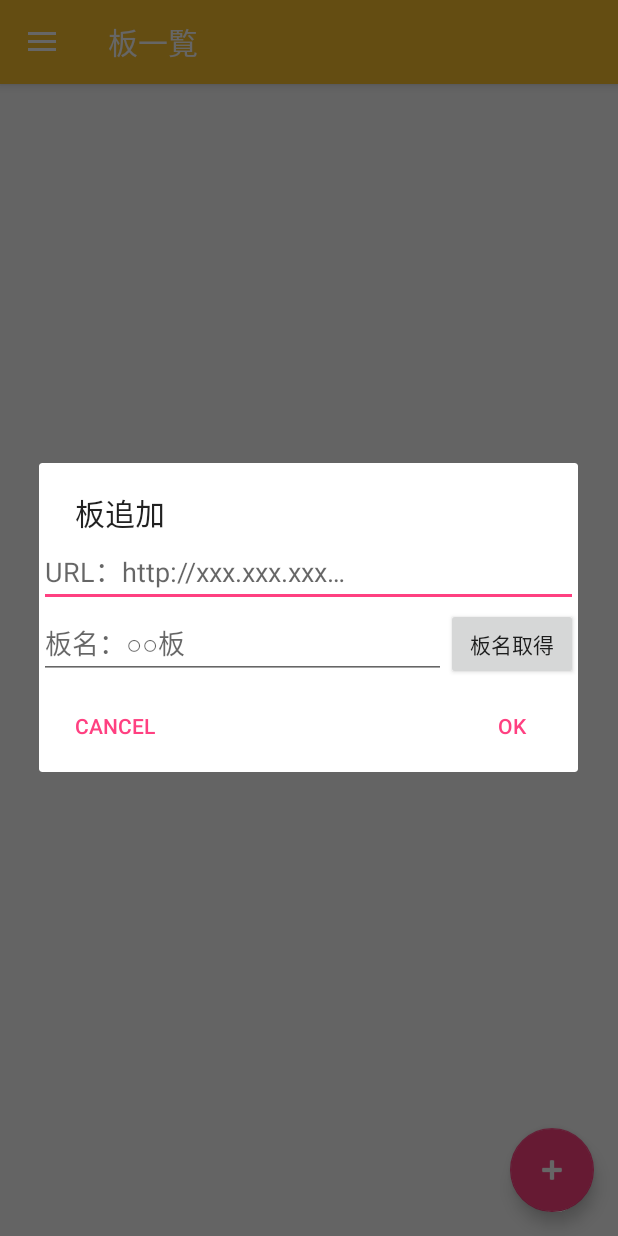
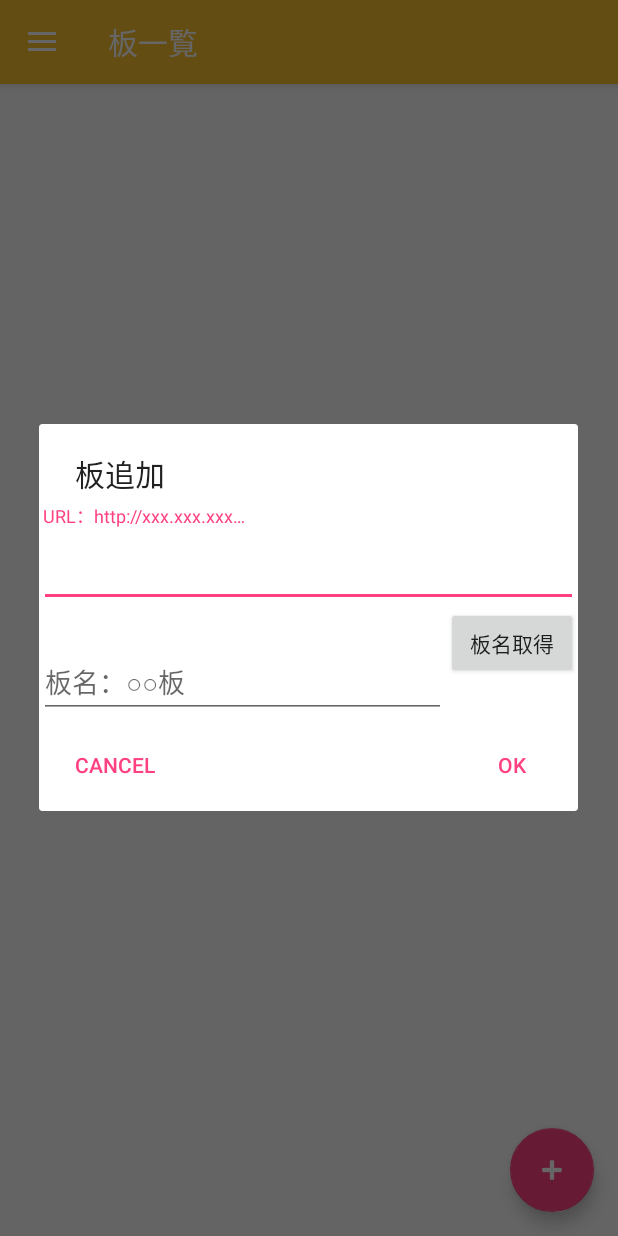
Before and after one commit to hyota/AsciiArtBoardReader, an Android app: the screen it shows after launch (MainActivity), after a tap on an icon or button, on a phone screen of 412 x 824 dp. Run offline under Robolectric (Android 15) with nearby library versions, the phone set to English and light mode, and no system bars; our stand-ins replace Dagger/Hilt's generated code, Room's generated code, Timber, data binding; libraries missing offline, so code that uses them is left out: com.facebook.stetho, com.jakewharton.threetenabp, lombok.extern.slf4j, uk.co.chrisjenx; 9 statements that could not run were skipped.

Commit message:
・レイアウト修正

```diff
--- /dev/null
+++ b/app/src/main/java/com/github/hyota/asciiartboardreader/ui/view/FloatLabelLayout.java
@@ -0,0 +1,260 @@
+package com.github.hyota.asciiartboardreader.ui.view;
+
+/*
+ * Copyright 2014 Chris Banes
+ *
+ * Licensed under the Apache License, Version 2.0 (the "License");
+ * you may not use this file except in compliance with the License.
+ * You may obtain a copy of the License at
+ *
+ *    http://www.apache.org/licenses/LICENSE-2.0
+ *
+ * Unless required by applicable law or agreed to in writing, software
+ * distributed under the License is distributed on an "AS IS" BASIS,
+ * WITHOUT WARRANTIES OR CONDITIONS OF ANY KIND, either express or implied.
+ * See the License for the specific language governing permissions and
+ * limitations under the License.
+ */
+
+import android.content.Context;
+import android.content.res.TypedArray;
+import android.os.Build;
+import android.text.Editable;
+import android.text.TextUtils;
+import android.text.TextWatcher;
+import android.util.AttributeSet;
+import android.util.TypedValue;
+import android.view.View;
+import android.view.ViewGroup;
+import android.view.animation.AnimationUtils;
+import android.view.animation.Interpolator;
+import android.widget.EditText;
+import android.widget.LinearLayout;
+import android.widget.TextView;
+
+import androidx.core.view.ViewCompat;
+import androidx.core.view.ViewPropertyAnimatorListenerAdapter;
+
+import com.github.hyota.asciiartboardreader.R;
+
+/**
+ * Layout which an {@link android.widget.EditText} to show a floating label when the hint is hidden
+ * due to the user inputting text.
+ *
+ * @see <a href="https://dribbble.com/shots/1254439--GIF-Mobile-Form-Interaction">Matt D. Smith on Dribble</a>
+ * @see <a href="http://bradfrostweb.com/blog/post/float-label-pattern/">Brad Frost's blog post</a>
+ */
+public class FloatLabelLayout extends LinearLayout {
+
+    private static final long ANIMATION_DURATION = 150;
+
+    private static final float DEFAULT_LABEL_PADDING_LEFT = 3f;
+    private static final float DEFAULT_LABEL_PADDING_TOP = 4f;
+    private static final float DEFAULT_LABEL_PADDING_RIGHT = 3f;
+    private static final float DEFAULT_LABEL_PADDING_BOTTOM = 4f;
+
+    private EditText mEditText;
+    private TextView mLabel;
+
+    private CharSequence mHint;
+    private Interpolator mInterpolator;
+
+    public FloatLabelLayout(Context context) {
+        this(context, null);
+    }
+
+    public FloatLabelLayout(Context context, AttributeSet attrs) {
+        this(context, attrs, 0);
+    }
+
+    public FloatLabelLayout(Context context, AttributeSet attrs, int defStyle) {
+        super(context, attrs, defStyle);
+
+        setOrientation(VERTICAL);
+
+        final TypedArray a = context.obtainStyledAttributes(attrs, R.styleable.FloatLabelLayout);
+
+        int leftPadding = a.getDimensionPixelSize(
+                R.styleable.FloatLabelLayout_floatLabelPaddingLeft,
+                dipsToPix(DEFAULT_LABEL_PADDING_LEFT));
+        int topPadding = a.getDimensionPixelSize(
+                R.styleable.FloatLabelLayout_floatLabelPaddingTop,
+                dipsToPix(DEFAULT_LABEL_PADDING_TOP));
+        int rightPadding = a.getDimensionPixelSize(
+                R.styleable.FloatLabelLayout_floatLabelPaddingRight,
+                dipsToPix(DEFAULT_LABEL_PADDING_RIGHT));
+        int bottomPadding = a.getDimensionPixelSize(
+                R.styleable.FloatLabelLayout_floatLabelPaddingBottom,
+                dipsToPix(DEFAULT_LABEL_PADDING_BOTTOM));
+        mHint = a.getText(R.styleable.FloatLabelLayout_floatLabelHint);
+
+        mLabel = new TextView(context);
+        mLabel.setPadding(leftPadding, topPadding, rightPadding, bottomPadding);
+        mLabel.setVisibility(INVISIBLE);
+        mLabel.setText(mHint);
+        mLabel.setPivotX(0f);
+        mLabel.setPivotY(0f);
+
+        mLabel.setTextAppearance(context,
+                a.getResourceId(R.styleable.FloatLabelLayout_floatLabelTextAppearance,
+                        android.R.style.TextAppearance_Small));
+        a.recycle();
+
+        addView(mLabel, LayoutParams.WRAP_CONTENT, LayoutParams.WRAP_CONTENT);
+
+        mInterpolator = AnimationUtils.loadInterpolator(context,
+                Build.VERSION.SDK_INT >= Build.VERSION_CODES.LOLLIPOP
+                        ? android.R.interpolator.fast_out_slow_in
+                        : android.R.anim.decelerate_interpolator);
+    }
+
+    @Override
+    public final void addView(View child, int index, ViewGroup.LayoutParams params) {
+        if (child instanceof EditText) {
+            setEditText((EditText) child);
+        }
+
+        // Carry on adding the View...
+        super.addView(child, index, params);
+    }
+
+    private void setEditText(EditText editText) {
+        // If we already have an EditText, throw an exception
+        if (mEditText != null) {
+            throw new IllegalArgumentException("We already have an EditText, can only have one");
+        }
+        mEditText = editText;
+
+        // Update the label visibility with no animation
+        updateLabelVisibility(false);
+
+        // Add a TextWatcher so that we know when the text input has changed
+        mEditText.addTextChangedListener(new TextWatcher() {
+            @Override
+            public void afterTextChanged(Editable s) {
+                updateLabelVisibility(true);
+            }
+
+            @Override
+            public void beforeTextChanged(CharSequence s, int start, int count, int after) {
+            }
+
+            @Override
+            public void onTextChanged(CharSequence s, int start, int before, int count) {
+            }
+        });
+
+        // Add focus listener to the EditText so that we can notify the label that it is activated.
+        // Allows the use of a ColorStateList for the text color on the label
+        mEditText.setOnFocusChangeListener((view, focused) -> updateLabelVisibility(true));
+
+        // If we do not have a valid hint, try and retrieve it from the EditText
+        if (TextUtils.isEmpty(mHint)) {
+            setHint(mEditText.getHint());
+        }
+    }
+
+    private void updateLabelVisibility(boolean animate) {
+        boolean hasText = !TextUtils.isEmpty(mEditText.getText());
+        boolean isFocused = mEditText.isFocused();
+
+        mLabel.setActivated(isFocused);
+
+        if (hasText || isFocused) {
+            // We should be showing the label so do so if it isn't already
+            if (mLabel.getVisibility() != VISIBLE) {
+                showLabel(animate);
+            }
+        } else {
+            // We should not be showing the label so hide it
+            if (mLabel.getVisibility() == VISIBLE) {
+                hideLabel(animate);
+            }
+        }
+    }
+
+    /**
+     * @return the {@link android.widget.EditText} text input
+     */
+    public EditText getEditText() {
+        return mEditText;
+    }
+
+    /**
+     * @return the {@link android.widget.TextView} label
+     */
+    public TextView getLabel() {
+        return mLabel;
+    }
+
+    /**
+     * Set the hint to be displayed in the floating label
+     */
+    public void setHint(CharSequence hint) {
+        mHint = hint;
+        mLabel.setText(hint);
+    }
+
+    /**
+     * Show the label
+     */
+    private void showLabel(boolean animate) {
+        if (animate) {
+            mLabel.setVisibility(View.VISIBLE);
+            mLabel.setTranslationY(mLabel.getHeight());
+
+            float scale = mEditText.getTextSize() / mLabel.getTextSize();
+            mLabel.setScaleX(scale);
+            mLabel.setScaleY(scale);
+
+            ViewCompat.animate(mLabel)
+                    .translationY(0f)
+                    .scaleY(1f)
+                    .scaleX(1f)
+                    .setDuration(ANIMATION_DURATION)
+                    .setListener(null)
+                    .setInterpolator(mInterpolator).start();
+        } else {
+            mLabel.setVisibility(VISIBLE);
+        }
+
+        mEditText.setHint(null);
+    }
+
+    /**
+     * Hide the label
+     */
+    private void hideLabel(boolean animate) {
+        if (animate) {
+            float scale = mEditText.getTextSize() / mLabel.getTextSize();
+            mLabel.setScaleX(1f);
+            mLabel.setScaleY(1f);
+            mLabel.setTranslationY(0f);
+
+            ViewCompat.animate(mLabel)
+                    .translationY(mLabel.getHeight())
+                    .setDuration(ANIMATION_DURATION)
+                    .scaleX(scale)
+                    .scaleY(scale)
+                    .setListener(new ViewPropertyAnimatorListenerAdapter() {
+                        @Override
+                        public void onAnimationEnd(View view) {
+                            mLabel.setVisibility(INVISIBLE);
+                            mEditText.setHint(mHint);
+                        }
+                    })
+                    .setInterpolator(mInterpolator).start();
+        } else {
+            mLabel.setVisibility(INVISIBLE);
+            mEditText.setHint(mHint);
+        }
+    }
+
+    /**
+     * Helper method to convert dips to pixels.
+     */
+    private int dipsToPix(float dps) {
+        return (int) TypedValue.applyDimension(TypedValue.COMPLEX_UNIT_DIP, dps,
+                getResources().getDisplayMetrics());
+    }
+}
--- /dev/null
+++ b/app/src/main/res/color/float_label.xml
@@ -0,0 +1,10 @@
+<?xml version="1.0" encoding="utf-8"?>
+<selector xmlns:android="http://schemas.android.com/apk/res/android">
+
+    <!-- The color when activated/focused (usually your app's accent color) -->
+    <item android:color="@color/colorAccent" android:state_activated="true" />
+
+    <!-- The color when not activated/focused (usually android:textColorSecondary) -->
+    <item android:color="@android:color/secondary_text_dark" />
+
+</selector>
--- a/app/src/main/res/layout/dialog_bbs_add.xml
+++ b/app/src/main/res/layout/dialog_bbs_add.xml
@@ -1,5 +1,6 @@
 <?xml version="1.0" encoding="utf-8"?>
-<layout xmlns:android="http://schemas.android.com/apk/res/android">
+<layout xmlns:android="http://schemas.android.com/apk/res/android"
+    xmlns:app="http://schemas.android.com/apk/res-auto">
 
     <data>
 
@@ -17,6 +18,11 @@
         android:layout_marginBottom="@dimen/activity_vertical_margin"
         android:orientation="vertical">
 
+        <com.github.hyota.asciiartboardreader.ui.view.FloatLabelLayout
+            android:layout_width="match_parent"
+            android:layout_height="wrap_content"
+            app:floatLabelTextAppearance="@style/TextAppearance.FloatLabel">
+
             <EditText
                 android:id="@+id/inputUrl"
                 android:layout_width="match_parent"
@@ -24,19 +30,27 @@
                 android:hint="@string/bbs_add_edit_url_hint"
                 android:inputType="text"
                 android:text="@{viewModel.url}" />
+        </com.github.hyota.asciiartboardreader.ui.view.FloatLabelLayout>
 
         <LinearLayout
             android:layout_width="match_parent"
-            android:layout_height="wrap_content">
+            android:layout_height="wrap_content"
+            android:orientation="horizontal">
+
+            <com.github.hyota.asciiartboardreader.ui.view.FloatLabelLayout
+                android:layout_width="0dp"
+                android:layout_height="wrap_content"
+                android:layout_weight="1"
+                app:floatLabelTextAppearance="@style/TextAppearance.FloatLabel">
 
                 <EditText
                     android:id="@+id/inputTitle"
-                android:layout_width="0dp"
+                    android:layout_width="match_parent"
                     android:layout_height="wrap_content"
-                android:layout_weight="1"
                     android:hint="@string/bbs_add_edit_title_hint"
                     android:inputType="text"
                     android:text="@{viewModel.name}" />
+            </com.github.hyota.asciiartboardreader.ui.view.FloatLabelLayout>
 
             <Button
                 android:id="@+id/getTitleButton"
--- a/app/src/main/res/values/dimens.xml
+++ b/app/src/main/res/values/dimens.xml
@@ -6,4 +6,5 @@
     <dimen name="nav_header_height">176dp</dimen>
     <dimen name="fab_margin">16dp</dimen>
     <dimen name="text_margin">16dp</dimen>
+    <dimen name="text_margin_vertical">8dp</dimen>
 </resources>
--- a/app/src/main/res/values/styles.xml
+++ b/app/src/main/res/values/styles.xml
@@ -17,4 +17,9 @@
 
     <style name="AppTheme.PopupOverlay" parent="ThemeOverlay.AppCompat.Light" />
 
+    <style name="TextAppearance.FloatLabel" parent="android:TextAppearance.Small">
+        <item name="android:textColor">@color/float_label</item>
+        <item name="android:textSize">12sp</item>
+    </style>
+
 </resources>
```
Also changed, not shown: app/src/main/res/layout/item_bbs.xml (+8 -3 lines), app/src/main/res/values/attrs.xml (added, +12 -0 lines). Lines whose indentation alone changed are shown as unchanged.
